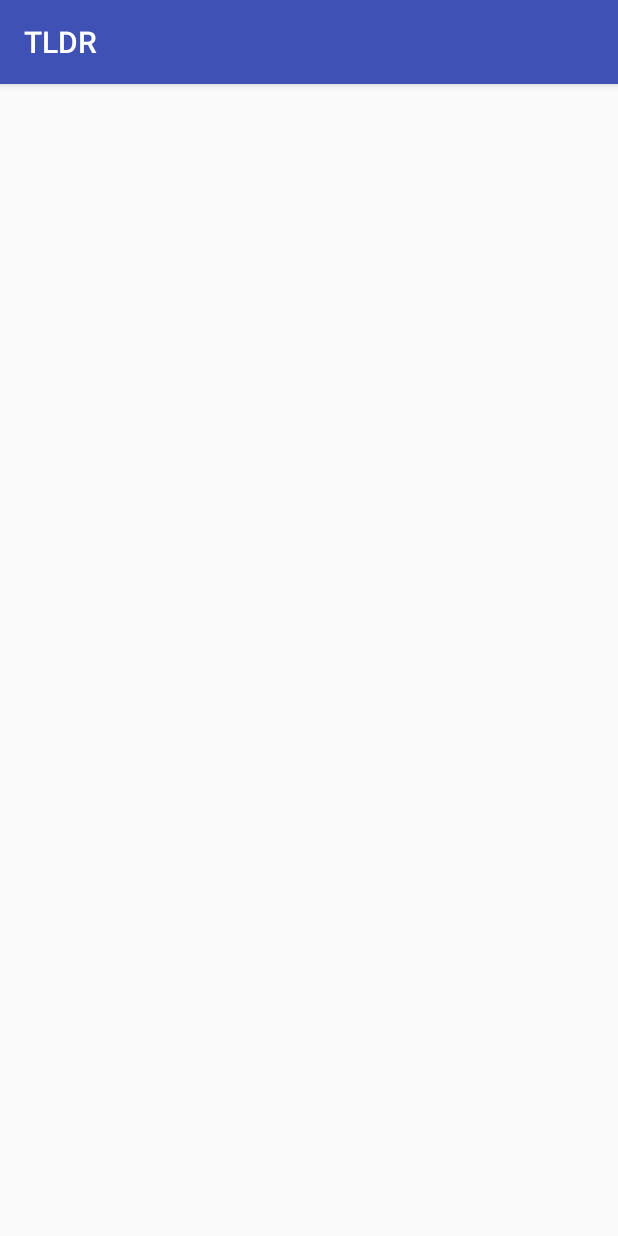
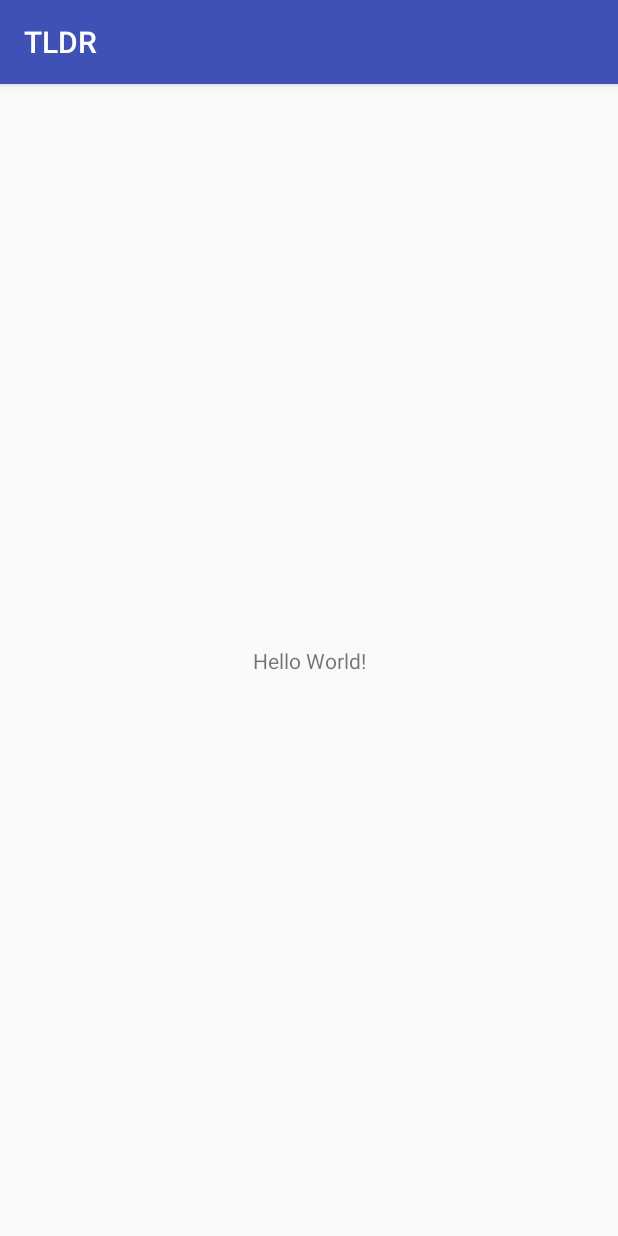
Before and after one commit to AhmedFMurad/SubversiveExpectations, an Android app: the screen it shows after launch (MainActivity), on a phone screen of 412 x 824 dp. Run offline under Robolectric (Android 15) with nearby library versions, the phone set to English and light mode, and no system bars.

Commit message:
Revert "AI-2.3.3 <Kristen@dhcp-67-158.cu-internet.carleton.ca Merge branch 'master'"
This reverts commit 9f6c3be6470fd394f8102044dbf92a39d6fcac71, reversing
changes made to ab30bf9ea2b0acf7e7812efb7993d3160962bc54.

```diff
--- a/app/build.gradle
+++ b/app/build.gradle
@@ -26,7 +26,5 @@ dependencies {
     })
     compile 'com.android.support:appcompat-v7:26.+'
     compile 'com.android.support.constraint:constraint-layout:1.0.2'
-    compile 'com.android.support:recyclerview-v7:26.+'
-    compile 'com.android.support:cardview-v7:26.+'
     testCompile 'junit:junit:4.12'
 }
--- a/app/src/main/res/layout/activity_main.xml
+++ b/app/src/main/res/layout/activity_main.xml
@@ -7,21 +7,13 @@
     android:layout_height="match_parent"
     tools:context="com.a3004.tldr.tldr.MainActivity">
 
-    <!--<TextView
+    <TextView
         android:layout_width="wrap_content"
         android:layout_height="wrap_content"
         android:text="Hello World!"
         app:layout_constraintBottom_toBottomOf="parent"
         app:layout_constraintLeft_toLeftOf="parent"
         app:layout_constraintRight_toRightOf="parent"
-        app:layout_constraintTop_toTopOf="parent"/>-->
-
-    <android.support.v7.widget.RecyclerView
-        android:id="@+id/my_recycler_view"
-        android:scrollbars="vertical"
-        android:layout_width="368dp"
-        android:layout_height="495dp"
-        tools:layout_editor_absoluteY="8dp"
-        tools:layout_editor_absoluteX="8dp" />
+        app:layout_constraintTop_toTopOf="parent"/>
 
 </android.support.constraint.ConstraintLayout>
--- a/app/src/main/res/values/colors.xml
+++ b/app/src/main/res/values/colors.xml
@@ -1,6 +1,6 @@
 <?xml version="1.0" encoding="utf-8"?>
 <resources>
     <color name="colorPrimary">#3F51B5</color>
-    <color name="colorPrimaryDark">#3F51B5</color>
+    <color name="colorPrimaryDark">#303F9F</color>
     <color name="colorAccent">#FF4081</color>
 </resources>
```
Also changed, not shown: 4 other files.
